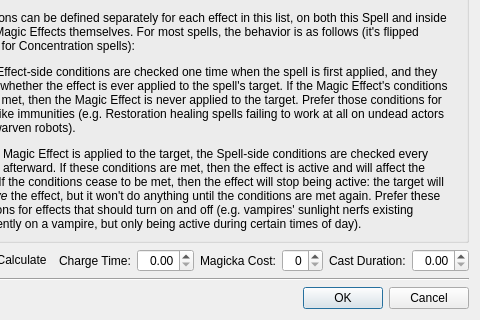
DavidJCobb/DovahKit, file native/src/DovahKit/ui/form_windows/spell.ui: the form before one commit; both pictures show x 312 to 792 and y 373 to 693 of the 792 by 693 pixel window.
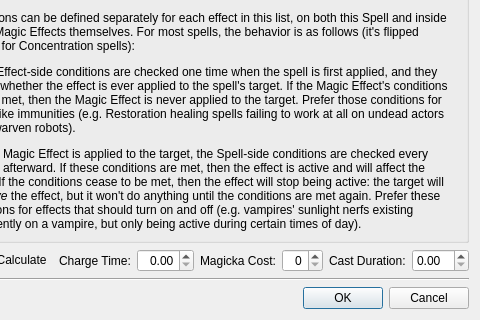
The form after the commit. Custom widgets are drawn as their Qt base class.

The edit to the form file:
```diff
--- a/native/src/DovahKit/ui/form_windows/spell.ui
+++ b/native/src/DovahKit/ui/form_windows/spell.ui
@@ -186,11 +186,7 @@
         </widget>
        </item>
        <item>
-        <widget class="QDoubleSpinBox" name="castDuration">
-         <property name="alignment">
-          <set>Qt::AlignRight|Qt::AlignTrailing|Qt::AlignVCenter</set>
-         </property>
-        </widget>
+        <widget class="QDoubleSpinBox" name="castDuration"/>
        </item>
       </layout>
      </item>
```
